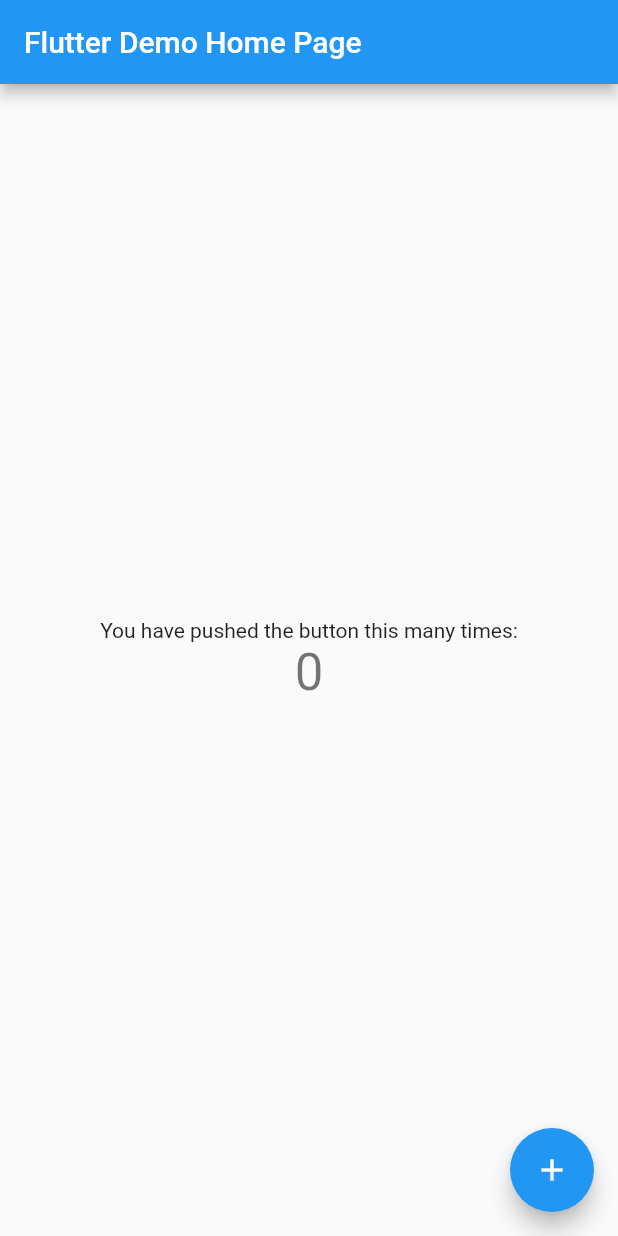
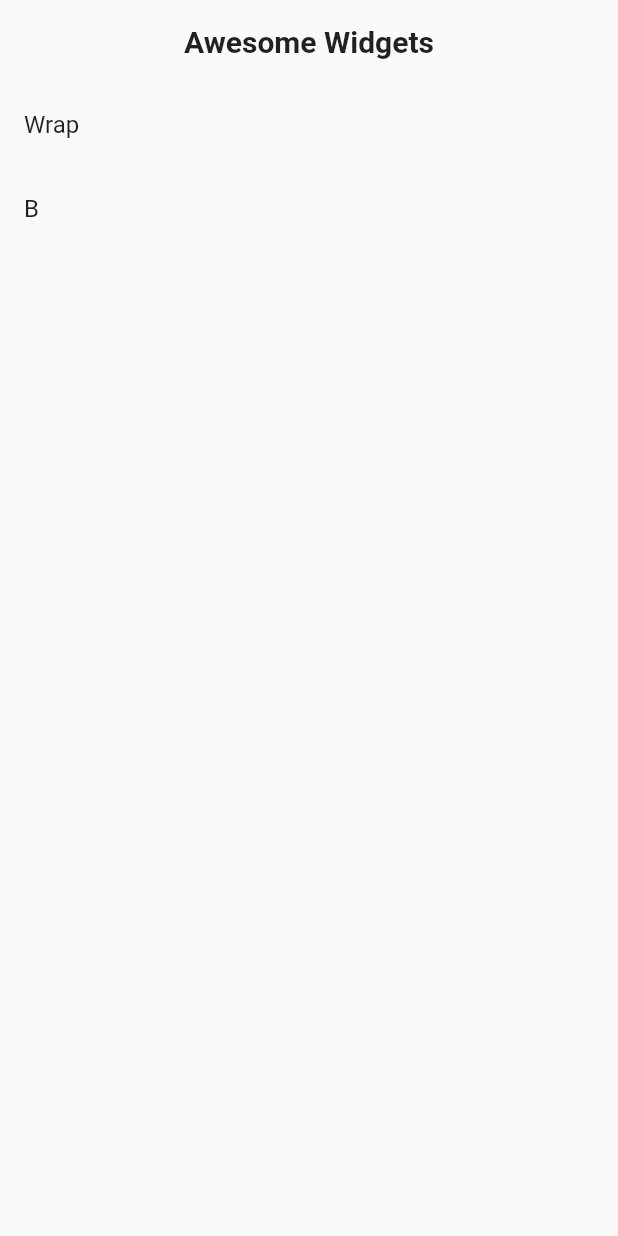
Before and after one commit to henriquehorbovyi/FlutterPlayground, a Flutter app: the screen it shows after launch, on a phone screen of 412 x 824 dp. Run offline on Flutter 3.47's test engine with Material 2 defaults, Android fonts, the phone set to English and light mode, and no system bars.

Commit message:
first awesome widget: Wrap

```diff
--- /dev/null
+++ b/awesome_widgets/lib/components/awesome_widgets.dart
@@ -0,0 +1,33 @@
+import 'package:flutter/material.dart';
+
+class AwesomeWidgets extends StatelessWidget {
+  @override
+  Widget build(BuildContext context) {
+    return SingleChildScrollView(
+      child: Column(
+        children: <Widget>[
+          SizedBox(height: 16),
+          Text("Awesome Widgets", style: TextStyle(fontSize: 20, fontWeight: FontWeight.bold),),
+          SizedBox(height: 16),
+          Wrap(
+            children: <Widget>[
+              listTile("Wrap", () {
+                Navigator.pushNamed(context, "/wrap");
+              }),
+              listTile("B", () { print("B tapped"); }),
+            ],
+          )
+        ],
+      ),
+    );
+  }
+}
+
+ListTile listTile(String texto, ListTileAction action) {
+  return ListTile(
+    title: Text(texto),
+    onTap: () => action(),
+  );
+}
+
+typedef ListTileAction = Function();
--- a/awesome_widgets/lib/main.dart
+++ b/awesome_widgets/lib/main.dart
@@ -1,111 +1,16 @@
+import 'package:awesome_widgets/routes.dart';
 import 'package:flutter/material.dart';
 
-void main() => runApp(MyApp());
+void main() {
+  runApp(AwesomeApp());
+}
 
-class MyApp extends StatelessWidget {
-  // This widget is the root of your application.
+class AwesomeApp extends StatelessWidget {
   @override
   Widget build(BuildContext context) {
     return MaterialApp(
-      title: 'Flutter Demo',
-      theme: ThemeData(
-        // This is the theme of your application.
-        //
-        // Try running your application with "flutter run". You'll see the
-        // application has a blue toolbar. Then, without quitting the app, try
-        // changing the primarySwatch below to Colors.green and then invoke
-        // "hot reload" (press "r" in the console where you ran "flutter run",
-        // or simply save your changes to "hot reload" in a Flutter IDE).
-        // Notice that the counter didn't reset back to zero; the application
-        // is not restarted.
-        primarySwatch: Colors.blue,
-      ),
-      home: MyHomePage(title: 'Flutter Demo Home Page'),
+      initialRoute: '/',
+      routes: routes,
     );
   }
 }
-
-class MyHomePage extends StatefulWidget {
-  MyHomePage({Key key, this.title}) : super(key: key);
-
-  // This widget is the home page of your application. It is stateful, meaning
-  // that it has a State object (defined below) that contains fields that affect
-  // how it looks.
-
-  // This class is the configuration for the state. It holds the values (in this
-  // case the title) provided by the parent (in this case the App widget) and
-  // used by the build method of the State. Fields in a Widget subclass are
-  // always marked "final".
-
-  final String title;
-
-  @override
-  _MyHomePageState createState() => _MyHomePageState();
-}
-
-class _MyHomePageState extends State<MyHomePage> {
-  int _counter = 0;
-
-  void _incrementCounter() {
-    setState(() {
-      // This call to setState tells the Flutter framework that something has
-      // changed in this State, which causes it to rerun the build method below
-      // so that the display can reflect the updated values. If we changed
-      // _counter without calling setState(), then the build method would not be
-      // called again, and so nothing would appear to happen.
-      _counter++;
-    });
-  }
-
-  @override
-  Widget build(BuildContext context) {
-    // This method is rerun every time setState is called, for instance as done
-    // by the _incrementCounter method above.
-    //
-    // The Flutter framework has been optimized to make rerunning build methods
-    // fast, so that you can just rebuild anything that needs updating rather
-    // than having to individually change instances of widgets.
-    return Scaffold(
-      appBar: AppBar(
-        // Here we take the value from the MyHomePage object that was created by
-        // the App.build method, and use it to set our appbar title.
-        title: Text(widget.title),
-      ),
-      body: Center(
-        // Center is a layout widget. It takes a single child and positions it
-        // in the middle of the parent.
-        child: Column(
-          // Column is also a layout widget. It takes a list of children and
-          // arranges them vertically. By default, it sizes itself to fit its
-          // children horizontally, and tries to be as tall as its parent.
-          //
-          // Invoke "debug painting" (press "p" in the console, choose the
-          // "Toggle Debug Paint" action from the Flutter Inspector in Android
-          // Studio, or the "Toggle Debug Paint" command in Visual Studio Code)
-          // to see the wireframe for each widget.
-          //
-          // Column has various properties to control how it sizes itself and
-          // how it positions its children. Here we use mainAxisAlignment to
-          // center the children vertically; the main axis here is the vertical
-          // axis because Columns are vertical (the cross axis would be
-          // horizontal).
-          mainAxisAlignment: MainAxisAlignment.center,
-          children: <Widget>[
-            Text(
-              'You have pushed the button this many times:',
-            ),
-            Text(
-              '$_counter',
-              style: Theme.of(context).textTheme.display1,
-            ),
-          ],
-        ),
-      ),
-      floatingActionButton: FloatingActionButton(
-        onPressed: _incrementCounter,
-        tooltip: 'Increment',
-        child: Icon(Icons.add),
-      ), // This trailing comma makes auto-formatting nicer for build methods.
-    );
-  }
-}
--- /dev/null
+++ b/awesome_widgets/lib/routes.dart
@@ -0,0 +1,9 @@
+
+import 'package:awesome_widgets/screens/home_screen.dart';
+import 'package:awesome_widgets/screens/wrap_screen.dart';
+import 'package:flutter/material.dart';
+
+final Map<String, WidgetBuilder> routes = <String, WidgetBuilder>{
+  "/": (BuildContext context) => HomeScreen(),
+  "/wrap": (BuildContext context) => WrapScreen(),
+};
--- /dev/null
+++ b/awesome_widgets/lib/screens/home_screen.dart
@@ -0,0 +1,14 @@
+import 'package:awesome_widgets/components/awesome_widgets.dart';
+import 'package:flutter/material.dart';
+
+class HomeScreen extends StatelessWidget {
+  @override
+  Widget build(BuildContext context) {
+    // Showcase: SafeArea :P
+    return SafeArea(
+      child: Scaffold(
+        body: AwesomeWidgets(),
+      ),
+    );
+  }
+}
```
Also changed, not shown: awesome_widgets/lib/screens/wrap_screen.dart (added, +43 -0 lines), 2 other files.
